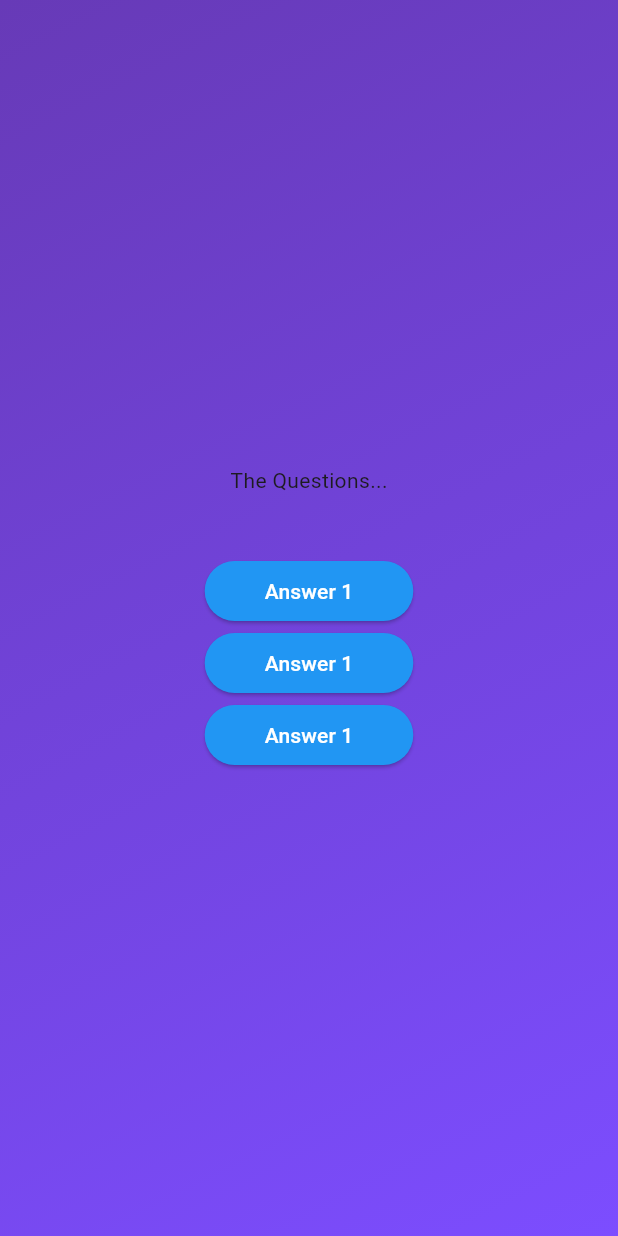
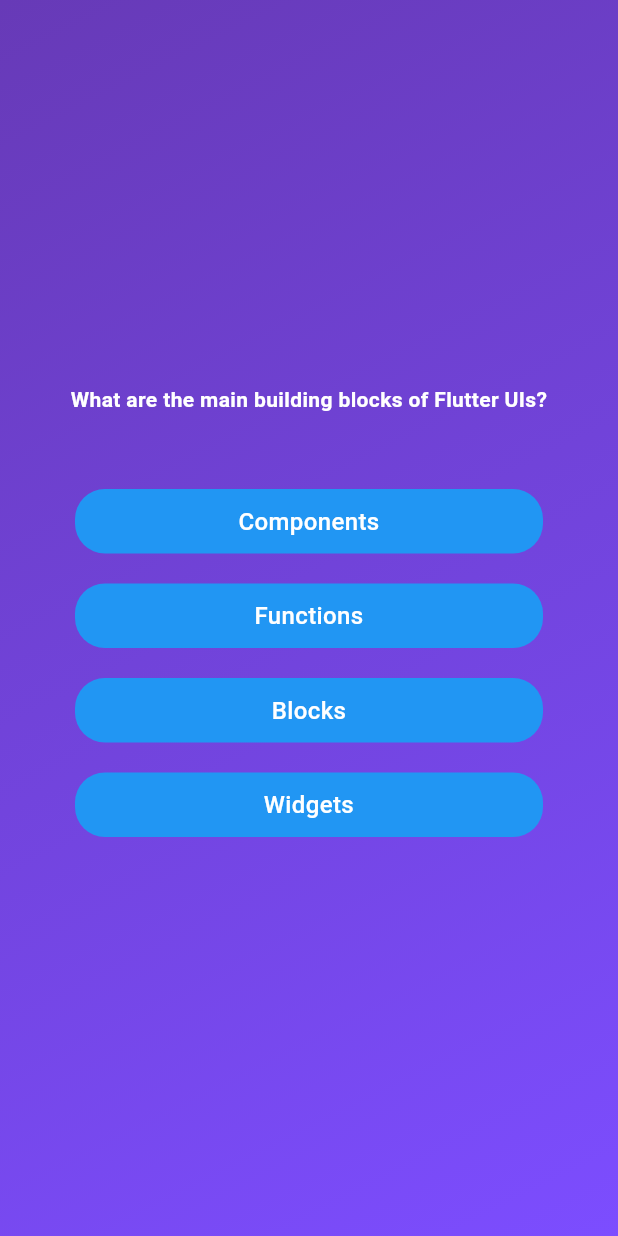
Before and after one commit to Amaanarabiyani/Quiz-App, a Flutter app: the screen it shows after launch, after a tap on "Start Quiz", on a phone screen of 412 x 824 dp. Run offline on Flutter 3.47's test engine with Material 3 defaults, Android fonts, the phone set to English and light mode, and no system bars.

Commit message:
questions added

```diff
--- /dev/null
+++ b/lib/Models/quiz_questions.dart
@@ -0,0 +1,12 @@
+class QuizQuestions {
+  final String text;
+  final List<String> answers;
+
+  const QuizQuestions(this.text, this.answers);
+
+  List<String> shuffeledAnser() {
+    final shuffeledList = List.of(answers);
+    shuffeledList.shuffle();
+    return shuffeledList;
+  }
+}
--- a/lib/data/questions.dart
+++ b/lib/data/questions.dart
@@ -1,4 +1,4 @@
-import 'package:quiz/pages/Models/quiz_questions.dart';
+import '../Models/quiz_questions.dart';
 
 const questions = [
   QuizQuestions('What are the main building blocks of Flutter UIs?', [
--- a/lib/pages/Models/quiz_questions.dart
+++ /dev/null
@@ -1,6 +0,0 @@
-class QuizQuestions {
-  final String text;
-  final List<String> answers;
-
-  const QuizQuestions(this.text, this.answers);
-}
--- a/lib/pages/question_screen.dart
+++ b/lib/pages/question_screen.dart
@@ -1,20 +1,48 @@
+import 'dart:developer';
+
 import 'package:flutter/material.dart';
+import 'package:quiz/data/questions.dart';
 import 'package:quiz/widgets/answer_button.dart';
 
-class QuestionScreen extends StatelessWidget {
+class QuestionScreen extends StatefulWidget {
   const QuestionScreen({super.key});
 
   @override
+  State<QuestionScreen> createState() => _QuestionScreenState();
+}
+
+class _QuestionScreenState extends State<QuestionScreen> {
+  @override
   Widget build(BuildContext context) {
-    return Center(
+    final currentQuestion = questions[0];
+
+    return Container(
+      margin: EdgeInsets.all(40),
       child: Column(
         mainAxisAlignment: MainAxisAlignment.center,
+        crossAxisAlignment: CrossAxisAlignment.stretch,
         children: [
-          Text("The Questions..."),
+          Center(
+            child: Text(
+              textAlign: TextAlign.center,
+              currentQuestion.text,
+              style: TextStyle(
+                color: Colors.white,
+                fontWeight: FontWeight.bold,
+              ),
+            ),
+          ),
+
           SizedBox(height: 40),
-          AnswerButton(text: "Answer 1", ontap: () {}),
-          AnswerButton(text: "Answer 1", ontap: () {}),
-          AnswerButton(text: "Answer 1", ontap: () {}),
+
+          ...currentQuestion.shuffeledAnser().map((answer) {
+            return AnswerButton(
+              text: answer,
+              ontap: () {
+                log('Tapped: $answer');
+              },
+            );
+          }),
         ],
       ),
     );
--- a/lib/widgets/answer_button.dart
+++ b/lib/widgets/answer_button.dart
@@ -7,14 +7,26 @@ class AnswerButton extends StatelessWidget {
 
   @override
   Widget build(BuildContext context) {
-    return ElevatedButton(
-      onPressed: ontap,
-      style: ElevatedButton.styleFrom(
-        padding: EdgeInsets.symmetric(horizontal: 40, vertical: 10),
-        backgroundColor: Colors.blue,
-        foregroundColor: Colors.white,
+    return GestureDetector(
+      onTap: ontap,
+      child: Container(
+        width: 150,
+        decoration: BoxDecoration(
+          borderRadius: BorderRadius.circular(20),
+          color: Colors.blue,
+        ),
+        margin: const EdgeInsets.all(10),
+        padding: const EdgeInsets.all(10),
+        child: Text(
+          text,
+          style: const TextStyle(
+            color: Colors.white,
+            fontWeight: FontWeight.w500,
+            fontSize: 16,
+          ),
+          textAlign: TextAlign.center,
+        ),
       ),
-      child: Text(text),
     );
   }
 }
```
